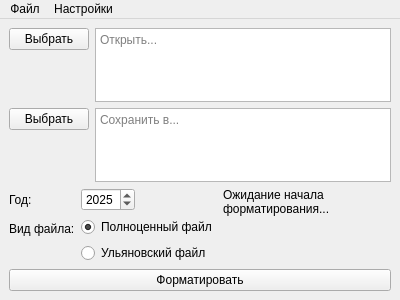
Viraremi/ulstu_praktik, file ui/qt_designer/qt_ui_files/diplomUI.ui: the form before one commit.
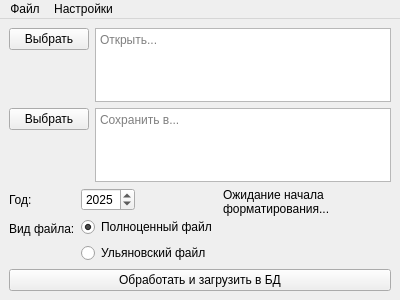
The form after the commit.

Commit message: Правки интерфейса

What changed in the file:
```diff
--- a/ui/qt_designer/qt_ui_files/diplomUI.ui
+++ b/ui/qt_designer/qt_ui_files/diplomUI.ui
@@ -173,7 +173,7 @@
     <item>
      <widget class="QPushButton" name="btnDoFormatToCSV">
       <property name="text">
-       <string>Форматировать</string>
+       <string>Обработать и загрузить в БД</string>
       </property>
      </widget>
     </item>
```
Left out of the diff: 2 changed lines with no effect on the pictures. The commit also changes 7 other files.
